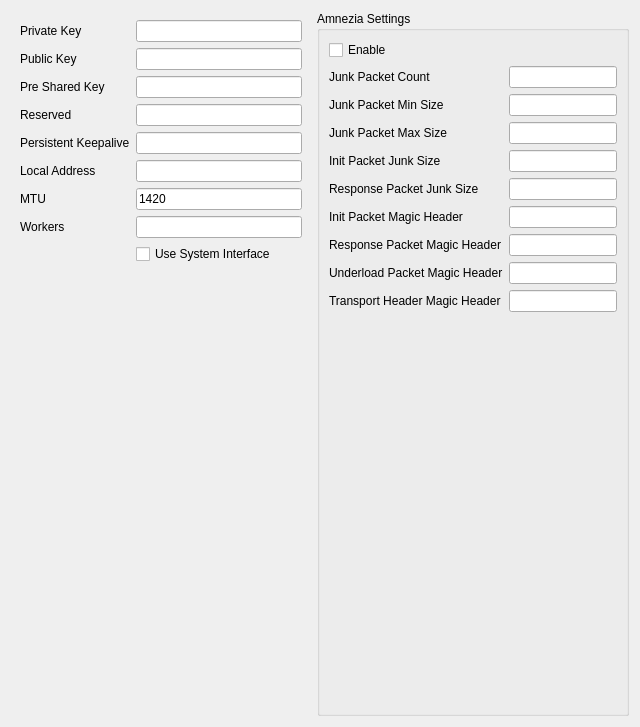
qr243vbi/nekobox, file src/nekobox/ui/profile/edit_wireguard.ui: the form before one commit.
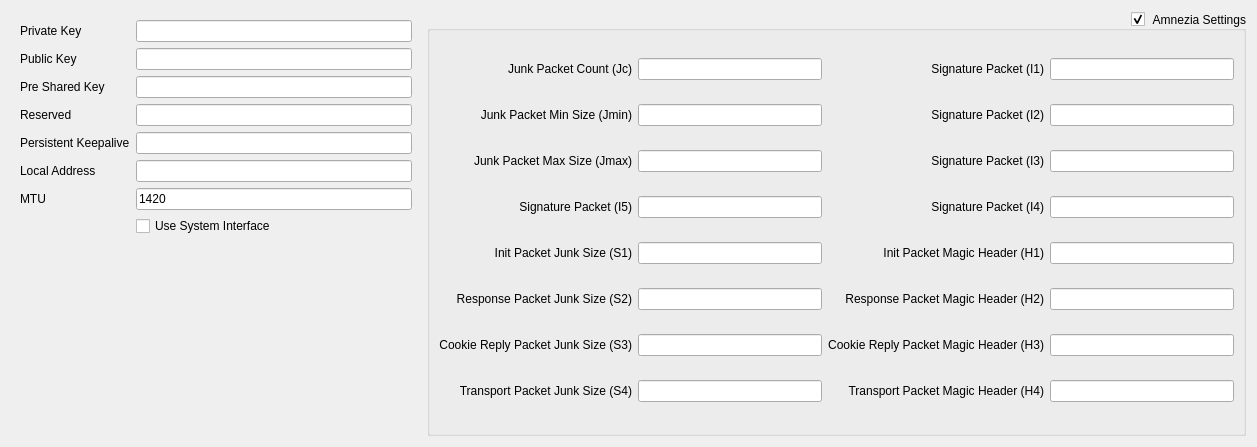
The form after the commit.

Commit message: Add amnezia 2 support (fix #189) (fix #190) (fix #160) (fix #61) (fix #42)

What changed in the file:
```diff
--- a/src/nekobox/ui/profile/edit_wireguard.ui
+++ b/src/nekobox/ui/profile/edit_wireguard.ui
@@ -6,8 +6,8 @@
    <rect>
     <x>0</x>
     <y>0</y>
-    <width>640</width>
-    <height>727</height>
+    <width>1257</width>
+    <height>447</height>
    </rect>
   </property>
   <property name="windowTitle">
@@ -16,6 +16,12 @@
   <layout class="QHBoxLayout" name="horizontalLayout">
    <item>
     <widget class="QWidget" name="widget" native="true">
+     <property name="sizePolicy">
+      <sizepolicy hsizetype="Preferred" vsizetype="Preferred">
+       <horstretch>1</horstretch>
+       <verstretch>2</verstretch>
+      </sizepolicy>
+     </property>
      <layout class="QFormLayout" name="formLayout_3">
       <item row="0" column="0">
        <widget class="QLabel" name="private_key_l">
@@ -100,17 +106,7 @@
         </property>
        </widget>
       </item>
-      <item row="7" column="0">
-       <widget class="QLabel" name="workers_l">
-        <property name="text">
-         <string>Workers</string>
-        </property>
-       </widget>
-      </item>
       <item row="7" column="1">
-       <widget class="QLineEdit" name="workers"/>
-      </item>
-      <item row="8" column="1">
        <widget class="QCheckBox" name="sys_ifc">
         <property name="text">
          <string>Use System Interface</string>
@@ -121,107 +117,236 @@
     </widget>
    </item>
    <item>
-    <widget class="QGroupBox" name="groupBox">
+    <widget class="QGroupBox" name="enable_amnezia">
+     <property name="sizePolicy">
+      <sizepolicy hsizetype="Preferred" vsizetype="Preferred">
+       <horstretch>2</horstretch>
+       <verstretch>2</verstretch>
+      </sizepolicy>
+     </property>
      <property name="title">
       <string>Amnezia Settings</string>
      </property>
-     <layout class="QFormLayout" name="formLayout">
-      <item row="0" column="0">
-       <widget class="QCheckBox" name="enable_amnezia">
+     <property name="alignment">
+      <set>Qt::AlignmentFlag::AlignRight|Qt::AlignmentFlag::AlignTrailing|Qt::AlignmentFlag::AlignVCenter</set>
+     </property>
+     <property name="checkable">
+      <bool>true</bool>
+     </property>
+     <property name="checked">
+      <bool>true</bool>
+     </property>
+     <layout class="QGridLayout" name="gridLayout">
+      <property name="bottomMargin">
+       <number>6</number>
+      </property>
+      <item row="5" column="3">
+       <widget class="QLineEdit" name="response_packet_magic_header"/>
+      </item>
+      <item row="4" column="0">
+       <widget class="QLabel" name="label_5">
         <property name="text">
-         <string>Enable</string>
+         <string>Init Packet Junk Size (S1)</string>
         </property>
+        <property name="alignment">
+         <set>Qt::AlignmentFlag::AlignRight|Qt::AlignmentFlag::AlignTrailing|Qt::AlignmentFlag::AlignVCenter</set>
+        </property>
        </widget>
       </item>
-      <item row="1" column="0">
-       <widget class="QLabel" name="label_2">
+      <item row="4" column="2">
+       <widget class="QLabel" name="label_7">
         <property name="text">
-         <string>Junk Packet Count</string>
+         <string>Init Packet Magic Header (H1)</string>
         </property>
+        <property name="alignment">
+         <set>Qt::AlignmentFlag::AlignRight|Qt::AlignmentFlag::AlignTrailing|Qt::AlignmentFlag::AlignVCenter</set>
+        </property>
        </widget>
       </item>
-      <item row="1" column="1">
+      <item row="1" column="3">
+       <widget class="QLineEdit" name="i2"/>
+      </item>
+      <item row="4" column="3">
+       <widget class="QLineEdit" name="init_packet_magic_header"/>
+      </item>
+      <item row="7" column="2">
+       <widget class="QLabel" name="label_10">
+        <property name="text">
+         <string>Transport Packet Magic Header (H4)</string>
+        </property>
+        <property name="alignment">
+         <set>Qt::AlignmentFlag::AlignRight|Qt::AlignmentFlag::AlignTrailing|Qt::AlignmentFlag::AlignVCenter</set>
+        </property>
+       </widget>
+      </item>
+      <item row="6" column="0">
+       <widget class="QLabel" name="label_16">
+        <property name="text">
+         <string>Cookie Reply Packet Junk Size (S3)</string>
+        </property>
+        <property name="alignment">
+         <set>Qt::AlignmentFlag::AlignRight|Qt::AlignmentFlag::AlignTrailing|Qt::AlignmentFlag::AlignVCenter</set>
+        </property>
+       </widget>
+      </item>
+      <item row="0" column="1">
        <widget class="QLineEdit" name="junk_packet_count"/>
       </item>
-      <item row="2" column="0">
-       <widget class="QLabel" name="label_3">
-        <property name="text">
-         <string>Junk Packet Min Size</string>
-        </property>
-       </widget>
-      </item>
-      <item row="2" column="1">
+      <item row="1" column="1">
        <widget class="QLineEdit" name="junk_packet_min_size"/>
       </item>
-      <item row="3" column="0">
+      <item row="2" column="2">
+       <widget class="QLabel" name="label_14">
+        <property name="text">
+         <string>Signature Packet (I3)</string>
+        </property>
+        <property name="alignment">
+         <set>Qt::AlignmentFlag::AlignRight|Qt::AlignmentFlag::AlignTrailing|Qt::AlignmentFlag::AlignVCenter</set>
+        </property>
+       </widget>
+      </item>
+      <item row="0" column="0">
+       <widget class="QLabel" name="label_2">
+        <property name="text">
+         <string>Junk Packet Count (Jc)</string>
+        </property>
+        <property name="alignment">
+         <set>Qt::AlignmentFlag::AlignRight|Qt::AlignmentFlag::AlignTrailing|Qt::AlignmentFlag::AlignVCenter</set>
+        </property>
+       </widget>
+      </item>
+      <item row="5" column="2">
+       <widget class="QLabel" name="label_8">
+        <property name="text">
+         <string>Response Packet Magic Header (H2)</string>
+        </property>
+        <property name="alignment">
+         <set>Qt::AlignmentFlag::AlignRight|Qt::AlignmentFlag::AlignTrailing|Qt::AlignmentFlag::AlignVCenter</set>
+        </property>
+       </widget>
+      </item>
+      <item row="0" column="2">
+       <widget class="QLabel" name="label_15">
+        <property name="text">
+         <string>Signature Packet (I1)</string>
+        </property>
+        <property name="alignment">
+         <set>Qt::AlignmentFlag::AlignRight|Qt::AlignmentFlag::AlignTrailing|Qt::AlignmentFlag::AlignVCenter</set>
+        </property>
+       </widget>
+      </item>
+      <item row="2" column="0">
        <widget class="QLabel" name="label_4">
         <property name="text">
-         <string>Junk Packet Max Size</string>
+         <string>Junk Packet Max Size (Jmax)</string>
         </property>
+        <property name="alignment">
+         <set>Qt::AlignmentFlag::AlignRight|Qt::AlignmentFlag::AlignTrailing|Qt::AlignmentFlag::AlignVCenter</set>
+        </property>
        </widget>
       </item>
-      <item row="3" column="1">
+      <item row="1" column="0">
+       <widget class="QLabel" name="label_3">
+        <property name="text">
+         <string>Junk Packet Min Size (Jmin)</string>
+        </property>
+        <property name="alignment">
+         <set>Qt::AlignmentFlag::AlignRight|Qt::AlignmentFlag::AlignTrailing|Qt::AlignmentFlag::AlignVCenter</set>
+        </property>
+       </widget>
+      </item>
+      <item row="7" column="3">
+       <widget class="QLineEdit" name="transport_packet_magic_header"/>
+      </item>
+      <item row="6" column="3">
+       <widget class="QLineEdit" name="cookie_reply_magic_header"/>
+      </item>
+      <item row="6" column="2">
+       <widget class="QLabel" name="label_9">
+        <property name="text">
+         <string>Cookie Reply Packet Magic Header (H3)</string>
+        </property>
+        <property name="alignment">
+         <set>Qt::AlignmentFlag::AlignRight|Qt::AlignmentFlag::AlignTrailing|Qt::AlignmentFlag::AlignVCenter</set>
+        </property>
+       </widget>
+      </item>
+      <item row="2" column="1">
        <widget class="QLineEdit" name="junk_packet_max_size"/>
       </item>
-      <item row="4" column="0">
-       <widget class="QLabel" name="label_5">
+      <item row="7" column="0">
+       <widget class="QLabel" name="label_17">
         <property name="text">
-         <string>Init Packet Junk Size</string>
+         <string>Transport Packet Junk Size (S4)</string>
         </property>
+        <property name="alignment">
+         <set>Qt::AlignmentFlag::AlignRight|Qt::AlignmentFlag::AlignTrailing|Qt::AlignmentFlag::AlignVCenter</set>
+        </property>
        </widget>
       </item>
+      <item row="6" column="1">
+       <widget class="QLineEdit" name="cookie_reply_junk_size"/>
+      </item>
+      <item row="0" column="3">
+       <widget class="QLineEdit" name="i1"/>
+      </item>
+      <item row="1" column="2">
+       <widget class="QLabel" name="label_12">
+        <property name="text">
+         <string>Signature Packet (I2)</string>
+        </property>
+        <property name="alignment">
+         <set>Qt::AlignmentFlag::AlignRight|Qt::AlignmentFlag::AlignTrailing|Qt::AlignmentFlag::AlignVCenter</set>
+        </property>
+       </widget>
+      </item>
+      <item row="7" column="1">
+       <widget class="QLineEdit" name="transport_packet_junk_size"/>
+      </item>
       <item row="4" column="1">
        <widget class="QLineEdit" name="init_packet_junk_size"/>
       </item>
       <item row="5" column="0">
        <widget class="QLabel" name="label_6">
         <property name="text">
-         <string>Response Packet Junk Size</string>
+         <string>Response Packet Junk Size (S2)</string>
+        </property>
+        <property name="alignment">
+         <set>Qt::AlignmentFlag::AlignRight|Qt::AlignmentFlag::AlignTrailing|Qt::AlignmentFlag::AlignVCenter</set>
         </property>
        </widget>
       </item>
       <item row="5" column="1">
        <widget class="QLineEdit" name="response_packet_junk_size"/>
       </item>
-      <item row="6" column="0">
-       <widget class="QLabel" name="label_7">
-        <property name="text">
-         <string>Init Packet Magic Header</string>
-        </property>
-       </widget>
+      <item row="2" column="3">
+       <widget class="QLineEdit" name="i3"/>
       </item>
-      <item row="6" column="1">
-       <widget class="QLineEdit" name="init_packet_magic_header"/>
-      </item>
-      <item row="7" column="0">
-       <widget class="QLabel" name="label_8">
+      <item row="3" column="2">
+       <widget class="QLabel" name="label_13">
         <property name="text">
-         <string>Response Packet Magic Header</string>
+         <string>Signature Packet (I4)</string>
         </property>
-       </widget>
-      </item>
-      <item row="7" column="1">
-       <widget class="QLineEdit" name="response_packet_magic_header"/>
-      </item>
-      <item row="8" column="0">
-       <widget class="QLabel" name="label_9">
-        <property name="text">
-         <string>Underload Packet Magic Header</string>
+        <property name="alignment">
+         <set>Qt::AlignmentFlag::AlignRight|Qt::AlignmentFlag::AlignTrailing|Qt::AlignmentFlag::AlignVCenter</set>
         </property>
        </widget>
       </item>
-      <item row="8" column="1">
-       <widget class="QLineEdit" name="underload_packet_magic_header"/>
+      <item row="3" column="3">
+       <widget class="QLineEdit" name="i4"/>
       </item>
-      <item row="9" column="0">
-       <widget class="QLabel" name="label_10">
+      <item row="3" column="0">
+       <widget class="QLabel" name="label_11">
         <property name="text">
-         <string>Transport Header Magic Header</string>
+         <string>Signature Packet (I5)</string>
         </property>
+        <property name="alignment">
+         <set>Qt::AlignmentFlag::AlignRight|Qt::AlignmentFlag::AlignTrailing|Qt::AlignmentFlag::AlignVCenter</set>
+        </property>
        </widget>
       </item>
-      <item row="9" column="1">
-       <widget class="QLineEdit" name="transport_packet_magic_header"/>
+      <item row="3" column="1">
+       <widget class="QLineEdit" name="i5"/>
       </item>
      </layout>
     </widget>
```
The commit also changes 49 other files.
